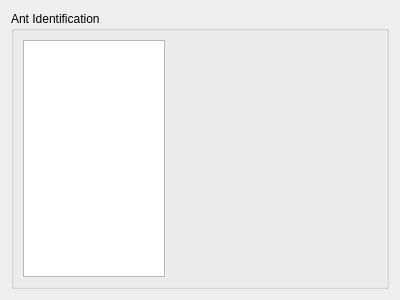
Old version of the form src/fort-studio/AntIdentificationWidget.ui in the repository formicidae-tracker/studio.
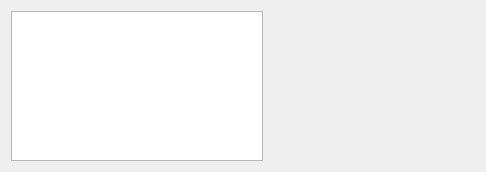
New version of the form. Custom widgets are drawn as their Qt base class.

Diff of the .ui file:
```diff
--- a/src/fort-studio/AntIdentificationWidget.ui
+++ b/src/fort-studio/AntIdentificationWidget.ui
@@ -6,54 +6,78 @@
    <rect>
     <x>0</x>
     <y>0</y>
-    <width>400</width>
-    <height>300</height>
+    <width>486</width>
+    <height>168</height>
    </rect>
   </property>
+  <property name="sizePolicy">
+   <sizepolicy hsizetype="Preferred" vsizetype="MinimumExpanding">
+    <horstretch>0</horstretch>
+    <verstretch>0</verstretch>
+   </sizepolicy>
+  </property>
   <property name="windowTitle">
    <string>Form</string>
   </property>
-  <layout class="QHBoxLayout" name="horizontalLayout_3">
-   <item>
-    <widget class="QGroupBox" name="identificationBox">
-     <property name="sizePolicy">
-      <sizepolicy hsizetype="Preferred" vsizetype="Expanding">
-       <horstretch>0</horstretch>
-       <verstretch>0</verstretch>
-      </sizepolicy>
-     </property>
-     <property name="title">
-      <string>Ant Identification</string>
-     </property>
      <layout class="QHBoxLayout" name="horizontalLayout">
       <item>
-       <widget class="QTreeView" name="treeView"/>
-      </item>
-      <item>
-       <layout class="QHBoxLayout" name="horizontalLayout_2">
+    <widget class="QTreeView" name="treeView">
+     <property name="sizePolicy">
+      <sizepolicy hsizetype="Expanding" vsizetype="MinimumExpanding">
+       <horstretch>0</horstretch>
+       <verstretch>0</verstretch>
+      </sizepolicy>
+     </property>
+     <property name="maximumSize">
+      <size>
+       <width>16777215</width>
+       <height>150</height>
+      </size>
+     </property>
+    </widget>
+   </item>
         <item>
          <widget class="FramePointerWidget" name="startFrame" native="true">
+     <property name="sizePolicy">
+      <sizepolicy hsizetype="Preferred" vsizetype="MinimumExpanding">
+       <horstretch>0</horstretch>
+       <verstretch>0</verstretch>
+      </sizepolicy>
+     </property>
           <property name="minimumSize">
            <size>
             <width>100</width>
             <height>0</height>
            </size>
           </property>
+     <property name="maximumSize">
+      <size>
+       <width>16777215</width>
+       <height>150</height>
+      </size>
+     </property>
          </widget>
         </item>
         <item>
          <widget class="FramePointerWidget" name="endFrame" native="true">
+     <property name="sizePolicy">
+      <sizepolicy hsizetype="Preferred" vsizetype="MinimumExpanding">
+       <horstretch>0</horstretch>
+       <verstretch>0</verstretch>
+      </sizepolicy>
+     </property>
           <property name="minimumSize">
            <size>
             <width>100</width>
             <height>0</height>
            </size>
           </property>
-         </widget>
-        </item>
-       </layout>
-      </item>
-     </layout>
+     <property name="maximumSize">
+      <size>
+       <width>16777215</width>
+       <height>150</height>
+      </size>
+     </property>
     </widget>
    </item>
   </layout>
```
Lines whose indentation alone changed are shown as unchanged.
